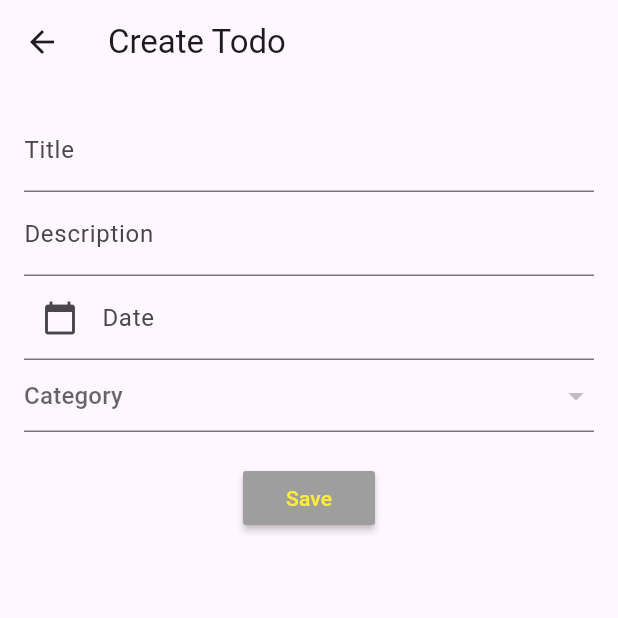
After one commit to TuanKenOfficial/flutter_todolist_sqlite, a Flutter app: the TodoScreen screen opened directly, on a phone screen of 412 x 824 dp, the top half of it. The commit adds this screen. Run offline on Flutter 3.47's test engine with Material 3 defaults, Android fonts, the phone set to English and light mode, and no system bars; our stand-ins replace sqflite; accounts and stored records are empty; network calls fail.

Commit message:
Update source code them cai todoscreen

```diff
--- a/lib/reponsitoies/repository.dart
+++ b/lib/reponsitoies/repository.dart
@@ -39,4 +39,9 @@ class Repository{
     var connection = await database;
     return await connection?.update(table, data, where: 'id=?', whereArgs: [data['id']]);
   }
+
+  deleteData(table, itemId) async{
+    var connection = await database;
+    return await connection?.rawDelete('DELETE FROM $table WHERE id = $itemId');
+  }
 }
--- a/lib/screen/home_screen.dart
+++ b/lib/screen/home_screen.dart
@@ -1,5 +1,6 @@
 import 'package:flutter/material.dart';
 import 'package:todosqliteapp/helpers/drawer_navigation.dart';
+import 'package:todosqliteapp/screen/todo_screen.dart';
 
 class HomeScreen extends StatefulWidget {
   const HomeScreen({super.key});
@@ -17,6 +18,10 @@ class _HomeScreenState extends State<HomeScreen> {
         backgroundColor: Colors.yellow,
       ),
       drawer: DrawerNavigation(),
+      floatingActionButton: FloatingActionButton(onPressed: () =>Navigator.of(context)
+        .push(MaterialPageRoute(builder: (context) =>TodoScreen()))
+        ,child: Icon(Icons.add),
+      ),
     );
   }
 }
--- /dev/null
+++ b/lib/screen/todo_screen.dart
@@ -0,0 +1,71 @@
+import 'package:flutter/material.dart';
+class TodoScreen extends StatefulWidget {
+  const TodoScreen({super.key});
+
+  @override
+  State<TodoScreen> createState() => _TodoScreenState();
+}
+
+class _TodoScreenState extends State<TodoScreen> {
+  var todoTitleController = TextEditingController();
+
+  var todoDescriptionController = TextEditingController();
+  var todoDataController = TextEditingController();
+
+  var _selectedValue;
+
+  var _categories;
+
+  @override
+  Widget build(BuildContext context) {
+    return Scaffold(
+      appBar: AppBar(
+        title: Text('Create Todo'),
+      ),
+      body: Padding(
+        padding: const EdgeInsets.all(16.0),
+        child: Column(
+          children: <Widget>[
+            TextField(
+              controller: todoTitleController ,
+              decoration: InputDecoration(
+                labelText: 'Title',
+                hintText: 'Write Todo Title'
+              ),
+            ),TextField(
+              controller: todoDescriptionController ,
+              decoration: InputDecoration(
+                  labelText: 'Description',
+                  hintText: 'Write Todo Description'
+              ),
+            ),TextField(
+              controller: todoDataController ,
+              decoration: InputDecoration(
+                  labelText: 'Date',
+                  hintText: 'Pick a date',
+                  prefixIcon: InkWell(
+                    onTap: () {},
+                    child: Icon(Icons.calendar_today),
+                  )
+              ),
+            ),
+            DropdownButtonFormField(
+                value: _selectedValue,
+                items: _categories,
+                hint: Text('Category'),
+                onChanged: (value){
+                  setState(() {
+                      _selectedValue = value;
+                  });
+                }
+            ),
+            SizedBox(
+              height: 20,
+            ),
+            MaterialButton(onPressed: (){}, color: Colors.grey, child: Text('Save',style: TextStyle(color: Colors.yellow),),)
+        ],
+        ),
+      ),
+    );
+  }
+}
--- a/lib/services/category_service.dart
+++ b/lib/services/category_service.dart
@@ -27,4 +27,8 @@ class  CategoryService{
   updateCategory(Category category) async {
      return await _repository.updateData('categories',category.CategoryMap());
   }
+
+  deleteCategory(categoryId) async {
+    return await _repository.deleteData('categories', categoryId);
+  }
 }
```
Also changed, not shown: lib/screen/categories_screen.dart (+30 -5 lines).
